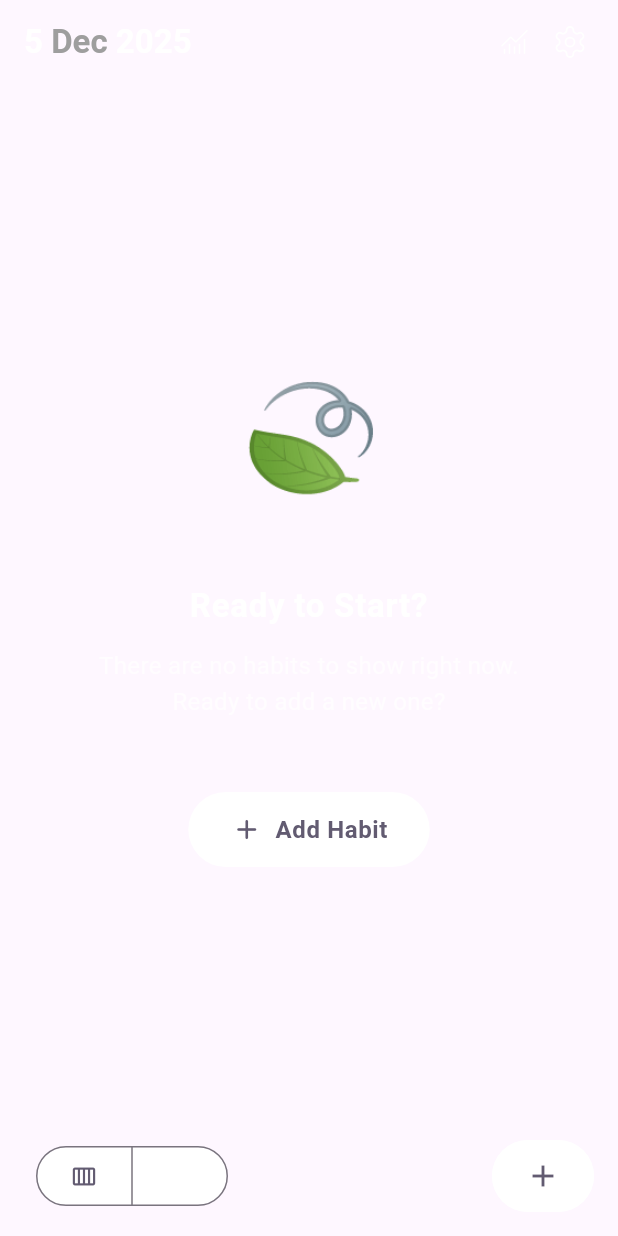
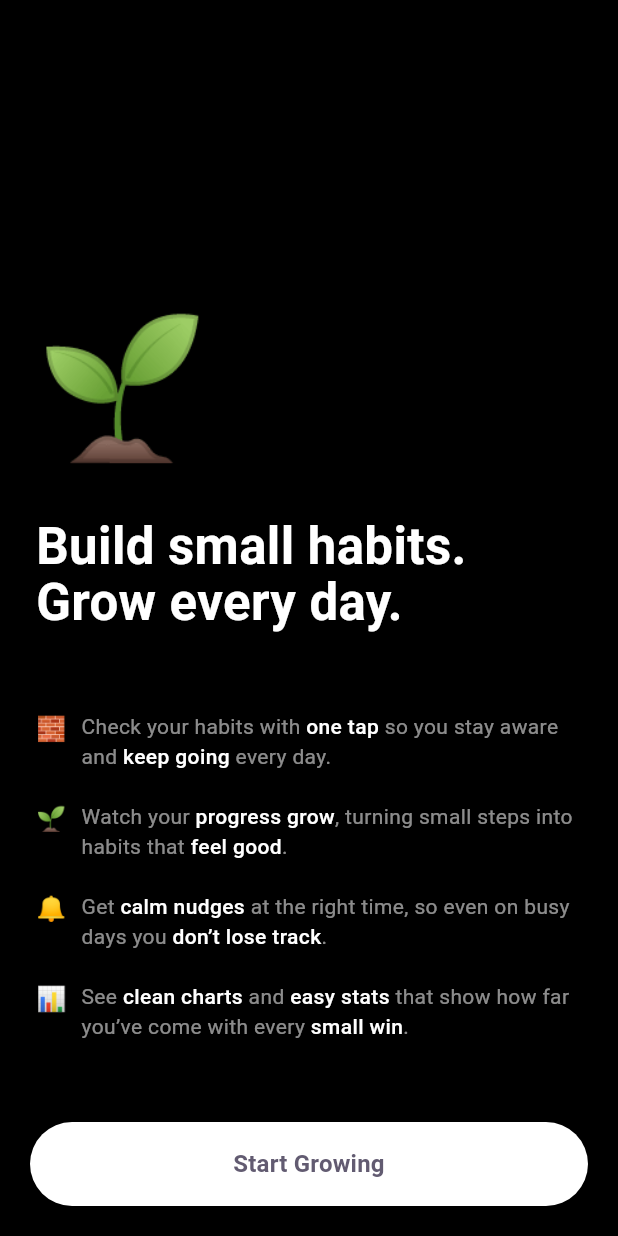
Before and after one commit to anand-a-j/Habit-Tracker, a Flutter app: the screen it shows after launch, on a phone screen of 412 x 824 dp. Run offline on Flutter 3.47's test engine with Material 3 defaults, Android fonts, the phone set to English and light mode, and no system bars; our stand-ins replace dashed_circular_progress_bar, emoji_picker_flutter, file_picker, fl_chart, flutter_local_notifications, flutter_riverpod and 9 more; accounts and stored records are empty.

Commit message:
Update onboarding screen ui

```diff
--- a/lib/core/constants/app_constants.dart
+++ b/lib/core/constants/app_constants.dart
@@ -19,6 +19,9 @@ class AppConsts {
   static const double pExtraLarge = 30;
   static const double pUltra = 35;
   static const double pUltraLarge = 40;
+
+  // Contact support
+    static const String appSupportEmail = "anandbuilds.app@gmail.com";
 }
 
 // keys
--- a/lib/core/constants/assets.dart
+++ b/lib/core/constants/assets.dart
@@ -26,4 +26,5 @@ class Assets {
   static const String theme = "$_baseUrl/theme.svg";
   static const String import = "$_baseUrl/file-down.svg";
   static const String export = "$_baseUrl/file-up.svg";
+  static const String pro = "$_baseUrl/pro.svg";
 }
--- a/lib/core/theme/app_color_scheme.dart
+++ b/lib/core/theme/app_color_scheme.dart
@@ -21,6 +21,9 @@ mixin AppColorScheme {
   static const Color scaffoldBackgroundColor = Color(0XFF000000); // Pure Black
 
   static const Color primaryTouchEffect = Color(0XFF56d276);
+
+  static const Color premiumPrimary = Color(0XFFFECD04);
+  static const Color premiumOnPrimary = Color(0XFF8A4001);
 
   /// Preset colors for habit selection (used in habit creation UI)
   static const List<Color> habitColorOptions = [
--- a/lib/features/home/presentation/screen/dashboard_screen.dart
+++ b/lib/features/home/presentation/screen/dashboard_screen.dart
@@ -3,10 +3,9 @@ import 'package:go_router/go_router.dart';
 import 'package:habitroot/core/components/core_components.dart';
 import 'package:habitroot/core/constants/constants.dart';
 import 'package:habitroot/core/extension/common.dart';
-import 'package:habitroot/core/utils/snackbar_manager.dart';
-import 'package:habitroot/features/notification/data/notification_service.dart';
 
 import '../../../../core/utils/date_helper.dart';
+import '../components/app_premium_button.dart';
 import '../widgets/dash_add_habit_button.dart';
 import '../widgets/habit_card_selector.dart';
 import '../widgets/habit_heap_card.dart';
@@ -49,7 +48,8 @@ class DashboardScreen extends StatelessWidget {
           ),
         ),
         actions: [
-
+          AppPremiumButton(),
+          const SizedBox(width: AppConsts.pMedium),
           GestureDetector(
             onTap: () => context.pushNamed('analytics-screen'),
             child: const SvgBuild(assetImage: Assets.analytics),
--- /dev/null
+++ b/lib/features/splash/presentation/onboarding/screen/onboarding_screen.dart
@@ -0,0 +1,132 @@
+import 'package:flutter/material.dart';
+import 'package:flutter_svg/svg.dart';
+import 'package:go_router/go_router.dart';
+import 'package:habitroot/core/theme/app_color_scheme.dart';
+import 'package:habitroot/features/splash/presentation/onboarding/widgets/onboarding_button.dart';
+import 'package:habitroot/features/splash/presentation/onboarding/widgets/onboarding_feature_tile.dart';
+
+class OnboardingScreen extends StatelessWidget {
+  const OnboardingScreen({super.key});
+
+  final List<Map<String, dynamic>> features = const [
+    {
+      'emoji': '🧱',
+      'title':
+          'Check your habits with one tap so you stay aware and keep going every day.',
+      'highlights': ['one tap', 'keep going'],
+    },
+    {
+      'emoji': '🌱',
+      'title':
+          'Watch your progress grow, turning small steps into habits that feel good.',
+      'highlights': ['progress grow', 'feel good'],
+    },
+    {
+      'emoji': '🔔',
+      'title':
+          'Get calm nudges at the right time, so even on busy days you don’t lose track.',
+      'highlights': ['calm nudges', 'don’t lose track'],
+    },
+    {
+      'emoji': '📊',
+      'title':
+          'See clean charts and easy stats that show how far you’ve come with every small win.',
+      'highlights': ['clean charts', 'easy stats', 'small win'],
+    },
+  ];
+
+  @override
+  Widget build(BuildContext context) {
+    return Scaffold(
+      backgroundColor: Colors.black, // Dark/Black background for modern feel
+      body: SafeArea(
+        child: Padding(
+          padding: const EdgeInsets.symmetric(horizontal: 24.0),
+          child: Column(
+            crossAxisAlignment: CrossAxisAlignment.start,
+            children: [
+              // // 2. Visual Hook (Placeholder for your graphic/image)
+              // Center(
+              //   child: Padding(
+              //       padding: EdgeInsets.symmetric(vertical: 40.0),
+              //       child: Image.asset(
+              //         "assets/icons/Group_1.png",
+              //       )
+              //       // SvgPicture.asset(
+              //       //   "assets/Group 1.png",
+              //       // )
+
+              //       //  Icon(
+              //       //   Icons
+              //       //       .park_rounded, // Use a placeholder icon for the "tree/growth" graphic
+              //       //   color: AppColorScheme.primary,
+              //       //   size: 150,
+              //       // ),
+              //       ),
+              // ),
+              const Spacer(),
+              Text(
+                "🌱",
+                style: TextStyle(fontSize: 92),
+              ),
+              const SizedBox(height: 22),
+              // 3. Headline
+              const Text(
+                'Build small habits.\nGrow every day.',
+                style: TextStyle(
+                  color: Colors.white,
+                  fontSize: 34,
+                  fontWeight: FontWeight.bold,
+                  height: 1.1,
+                ),
+              ),
+              const SizedBox(height: 54),
+              // 4. Feature List
+              Column(
+                mainAxisSize: MainAxisSize.min,
+                crossAxisAlignment: CrossAxisAlignment.start,
+                spacing: 20,
+                children: features
+                    .map((feature) => OnboardingFeatureTile(
+                          icon: feature['emoji']!,
+                          title: feature['title']!,
+                          highlights: feature['highlights'],
+                        ))
+                    .toList(),
+              ),
+              const SizedBox(height: 34),
+            ],
+          ),
+        ),
+      ),
+      bottomNavigationBar: OnboardingButton(
+        label: "Start Growing",
+        onPressed: () {
+          context.goNamed('dashboard-screen');
+        },
+      ),
+    );
+  }
+}
+
+// class OnboardingScreen extends StatelessWidget {
+//   const OnboardingScreen({super.key});
+//   @override
+//   Widget build(BuildContext context) {
+//     return Scaffold(
+//       body: Column(
+//            crossAxisAlignment: CrossAxisAlignment.start,
+//         children: [
+//           Column(
+//             mainAxisSize: MainAxisSize.min,
+//             crossAxisAlignment: CrossAxisAlignment.start,
+//             spacing: 15,
+//             children: [
+//              OnboardingFeatureTile(icon: "", title: title)
+//             ],
+//           )
+//         ],
+//       ),
+//     );
+//   }
+// }
--- /dev/null
+++ b/lib/features/splash/presentation/onboarding/widgets/onboarding_button.dart
@@ -0,0 +1,82 @@
+import 'package:flutter/material.dart';
+import 'package:flutter/services.dart';
+import 'package:habitroot/core/constants/constants.dart';
+import 'package:habitroot/core/extension/common.dart';
+
+class OnboardingButton extends StatelessWidget {
+  final String label;
+  final VoidCallback onPressed;
+
+  const OnboardingButton({
+    super.key,
+    required this.label,
+    required this.onPressed,
+  });
+
+  @override
+  Widget build(BuildContext context) {
+    return SafeArea(
+      child: Padding(
+        padding: const EdgeInsets.symmetric(
+          horizontal: AppConsts.pSide,
+          vertical: AppConsts.pSide,
+        ),
+        child: SizedBox(
+          height: 56,
+          width: double.infinity,
+          child: ElevatedButton(
+            style: ElevatedButton.styleFrom(
+              backgroundColor: Theme.of(context).colorScheme.onPrimary,
+              foregroundColor: Theme.of(context).colorScheme.onPrimary,
+              elevation: 0,
+              shape: RoundedRectangleBorder(
+                borderRadius: BorderRadius.circular(50),
+              ),
+            ),
+            onPressed: () {
+              HapticFeedback.mediumImpact();
+              onPressed();
+            },
+            child: Text(
+              label,
+              style: context.titleMedium?.copyWith(
+                fontWeight: FontWeight.w600,
+                color: context.secondary,
+              ),
+              textAlign: TextAlign.center,
+            ),
+          ),
+        ),
+      ),
+    );
+  }
+}
+
+
+   // // 5. Call to Action (CTA) Button
+              // Padding(
+              //   padding: const EdgeInsets.only(bottom: 32.0),
+              //   child: SizedBox(
+              //     width: double.infinity,
+              //     height: 56,
+              //     child: ElevatedButton(
+              //       onPressed: () {
+              //         // TODO: Implement navigation to the main app screen
+              //         print('Start Growing! tapped');
+              //       },
+              //       style: ElevatedButton.styleFrom(
+              //         backgroundColor: primaryGreen,
+              //         shape: RoundedRectangleBorder(
+              //           borderRadius: BorderRadius.circular(14),
+              //         ),
+              //       ),
+              //       child: const Text(
+              //         'Start Growing!',
+              //         style: TextStyle(
+              //             fontSize: 18,
+              //             fontWeight: FontWeight.bold,
+              //             color: Colors.black87),
+              //       ),
+              //     ),
+              //   ),
+              // ),
--- /dev/null
+++ b/lib/features/splash/presentation/onboarding/widgets/onboarding_feature_tile.dart
@@ -0,0 +1,89 @@
+import 'package:flutter/material.dart';
+import 'package:habitroot/core/extension/common.dart';
+
+class OnboardingFeatureTile extends StatelessWidget {
+  const OnboardingFeatureTile({
+    super.key,
+    required this.icon,
+    required this.title,
+    required this.highlights,
+  });
+
+  final String icon;
+  final String title;
+  final List<String> highlights;
+
+  List<InlineSpan> _buildHighlightedText(BuildContext context) {
+    final textColor = Colors.white;
+    String remaining = title;
+    final spans = <InlineSpan>[];
+
+    while (remaining.isNotEmpty) {
+      // Find which highlight appears first
+      String? match;
+      int matchIndex = remaining.length;
+
+      for (final h in highlights) {
+        final idx = remaining.toLowerCase().indexOf(h.toLowerCase());
+        if (idx != -1 && idx < matchIndex) {
+          match = remaining.substring(idx, idx + h.length);
+          matchIndex = idx;
+        }
+      }
+
+      if (match == null) {
+        spans.add(TextSpan(
+          text: remaining,
+          style: DefaultTextStyle.of(context).style.copyWith(
+                color: textColor.withOpacity(0.55),
+                height: 1.4,
+              ),
+        ));
+        break;
+      }
+
+      // Before match
+      if (matchIndex > 0) {
+        spans.add(TextSpan(
+          text: remaining.substring(0, matchIndex),
+          style: DefaultTextStyle.of(context).style.copyWith(
+                color: textColor.withOpacity(0.55),
+                height: 1.4,
+              ),
+        ));
+      }
+
+      // Match highlighted
+      spans.add(TextSpan(
+        text: match,
+        style: DefaultTextStyle.of(context).style.copyWith(
+              color: textColor,
+              fontWeight: FontWeight.w500,
+              height: 1.4,
+            ),
+      ));
+
+      // Remove that part and continue
+      remaining = remaining.substring(matchIndex + match.length);
+    }
+
+    return spans;
+  }
+
+  @override
+  Widget build(BuildContext context) {
+    return Row(
+      spacing: 10,
+      crossAxisAlignment: CrossAxisAlignment.start,
+      children: [
+        Text(icon, style: const TextStyle(fontSize: 16)),
+        Expanded(
+          child: RichText(
+            textAlign: TextAlign.start,
+            text: TextSpan(children: _buildHighlightedText(context)),
+          ),
+        ),
+      ],
+    );
+  }
+}
--- a/lib/routes/routes.dart
+++ b/lib/routes/routes.dart
@@ -1,11 +1,11 @@
 import 'package:flutter/widgets.dart';
 import 'package:go_router/go_router.dart';
 import 'package:habitroot/features/home/presentation/screen/dashboard_screen.dart';
+import 'package:habitroot/features/premium/presentation/screen/premium_screen.dart';
 import 'package:habitroot/features/settings/presentation/screen/general_screen.dart';
 import 'package:habitroot/features/settings/presentation/screen/import_export_screen.dart';
 import 'package:habitroot/features/settings/presentation/screen/reorder_screen.dart';
 import 'package:habitroot/features/settings/presentation/screen/settings_screen.dart';
-import 'package:habitroot/features/splash/splash_screen.dart';
 import 'package:habitroot/routes/page_transition.dart';
 import 'package:hive_ce/hive.dart';
 
@@ -15,13 +15,15 @@ import '../features/habit/domain/habit.dart';
 import '../features/habit/presentation/screen/habit_add_screen.dart';
 import '../features/home/presentation/screen/home_screen.dart';
 import '../features/settings/presentation/screen/archive_screen.dart';
+import '../features/splash/presentation/onboarding/screen/onboarding_screen.dart';
+import '../features/splash/presentation/splash_screen.dart';
 
 final Box<dynamic> settings = Hive.box(BoxType.settings.name);
 
 
 
 final GoRouter router = GoRouter(
-  initialLocation: "/",
+  initialLocation: "/onboarding",
   observers: [HeroController()],
   routes: <RouteBase>[
     GoRoute(
@@ -30,6 +32,14 @@ final GoRouter router = GoRouter(
       builder: (BuildContext context, GoRouterState state) {
         return const SplashScreen();
       },
+    ),
+     GoRoute(
+      path: '/onboarding',
+      name: 'onboarding-screen',
+      pageBuilder: (BuildContext context, GoRouterState state) {
+        return FadeTransitionPage(page: OnboardingScreen());
+      },
+
     ),
     GoRoute(
       path: '/home',
@@ -44,6 +54,16 @@ final GoRouter router = GoRouter(
       pageBuilder: (BuildContext context, GoRouterState state) {
         return FadeTransitionPage(
           page: DashboardScreen(),
+        );
+      },
+    ),
+     GoRoute(
+      path: '/premium',
+      name: 'premium-screen',
+      pageBuilder: (BuildContext context, GoRouterState state) {
+        return SlideTransitionPage(
+          page: PremiumScreen(),
+          beginOffset: const Offset(0.0, 1.0),
         );
       },
     ),
--- a/pubspec.yaml
+++ b/pubspec.yaml
@@ -37,6 +37,7 @@ dependencies:
   hive_flutter: ^1.1.0
   file_picker: ^10.3.7
   flutter_timezone: ^5.0.1
+  url_launcher: ^6.3.2
 
 dev_dependencies:
   flutter_test:
```
Also changed, not shown: lib/core/utils/url_launcher_utils.dart (added, +52 -0 lines), lib/features/premium/presentation/screen/premium_screen.dart (added, +24 -0 lines), lib/features/premium/presentation/widgets/app_premium_button.dart (added, +44 -0 lines), lib/features/premium/presentation/widgets/app_premium_tile.dart (added, +62 -0 lines), lib/features/settings/presentation/screen/settings_screen.dart (+11 -4 lines), assets/icons/Group_1.png (added), assets/icons/pro.svg (added), lib/features/premium/presentation/widgets/premium_purchase_button.dart (added), lib/features/splash/presentation/splash_screen.dart (renamed from lib/features/splash/splash_screen.dart), pubspec.lock, 7 other files.
